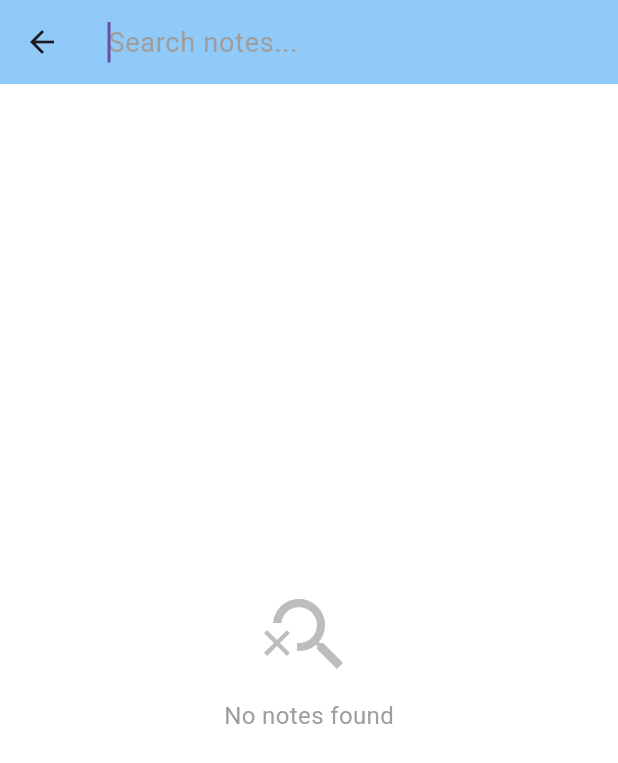
After one commit to Estevanzc/flutter_project, a Flutter app: the SearchPage screen opened directly, on a phone screen of 412 x 824 dp. The commit adds this screen. Shown: the top 763 px of the screen. Run offline on Flutter 3.47's test engine with Material 3 defaults, Android fonts, the phone set to English and light mode, and no system bars; our stand-ins replace shared_preferences; accounts and stored records are empty.

Commit message:
search_page

```diff
--- /dev/null
+++ b/lib/pages/search_page.dart
@@ -0,0 +1,129 @@
+import 'package:flutter/material.dart';
+import 'package:flutter_project/pages/note_page.dart';
+import 'package:provider/provider.dart';
+import 'package:flutter_project/notifiers/data_provider.dart';
+import 'package:flutter_project/models/note_model.dart';
+
+class SearchPage extends StatefulWidget {
+  const SearchPage({super.key});
+
+  @override
+  State<SearchPage> createState() => _SearchPageState();
+}
+
+class _SearchPageState extends State<SearchPage> {
+  final TextEditingController _searchController = TextEditingController();
+  String _query = "";
+
+  @override
+  void dispose() {
+    _searchController.dispose();
+    super.dispose();
+  }
+
+  @override
+  Widget build(BuildContext context) {
+    return Scaffold(
+      appBar: AppBar(
+        title: TextField(
+          controller: _searchController,
+          autofocus: true, // Keyboard pops up immediately
+          style: TextStyle(
+            color: Theme.of(context).textTheme.bodyLarge?.color,
+            fontSize: 18,
+          ),
+          decoration: const InputDecoration(
+            hintText: "Search notes...",
+            border: InputBorder.none,
+            hintStyle: TextStyle(color: Colors.grey),
+          ),
+          onChanged: (value) {
+            setState(() {
+              _query = value.toLowerCase();
+            });
+          },
+        ),
+        actions: [
+          if (_query.isNotEmpty)
+            IconButton(
+              icon: const Icon(Icons.clear),
+              onPressed: () {
+                _searchController.clear();
+                setState(() {
+                  _query = "";
+                });
+              },
+            ),
+          const SizedBox(width: 10),
+        ],
+      ),
+      body: Consumer<DataProvider>(
+        builder: (context, dataProvider, child) {
+          final List<Note> results = dataProvider.notes.where((note) {
+            final titleLower = note.title.toLowerCase();
+            final contentLower = note.content.toLowerCase();
+            return titleLower.contains(_query) || contentLower.contains(_query);
+          }).toList();
+
+          if (results.isEmpty) {
+            return Center(
+              child: Column(
+                mainAxisAlignment: MainAxisAlignment.center,
+                children: [
+                  Icon(Icons.search_off, size: 64, color: Colors.grey[400]),
+                  const SizedBox(height: 10),
+                  const Text(
+                    "No notes found",
+                    style: TextStyle(color: Colors.grey, fontSize: 16),
+                  ),
+                ],
+              ),
+            );
+          }
+
+          return ListView.builder(
+            itemCount: results.length,
+            padding: const EdgeInsets.all(16),
+            itemBuilder: (context, index) {
+              final note = results[index];
+
+              final realIndex = dataProvider.notes.indexOf(note);
+
+              return Card(
+                margin: const EdgeInsets.only(bottom: 10),
+                shape: RoundedRectangleBorder(
+                  borderRadius: BorderRadius.circular(12),
+                ),
+                child: ListTile(
+                  contentPadding: const EdgeInsets.symmetric(
+                    horizontal: 16,
+                    vertical: 8,
+                  ),
+                  title: Text(
+                    note.title.isEmpty ? "No Title" : note.title,
+                    style: const TextStyle(fontWeight: FontWeight.bold),
+                  ),
+                  subtitle: Text(
+                    note.content,
+                    maxLines: 2,
+                    overflow: TextOverflow.ellipsis,
+                  ),
+                  onTap: () {
+                    Navigator.push(
+                      context,
+                      MaterialPageRoute(
+                        builder: (context) => NotePage(
+                          noteIndex: realIndex,
+                        ),
+                      ),
+                    );
+                  },
+                ),
+              );
+            },
+          );
+        },
+      ),
+    );
+  }
+}
```
Also changed, not shown: lib/main.dart (+12 -5 lines).
